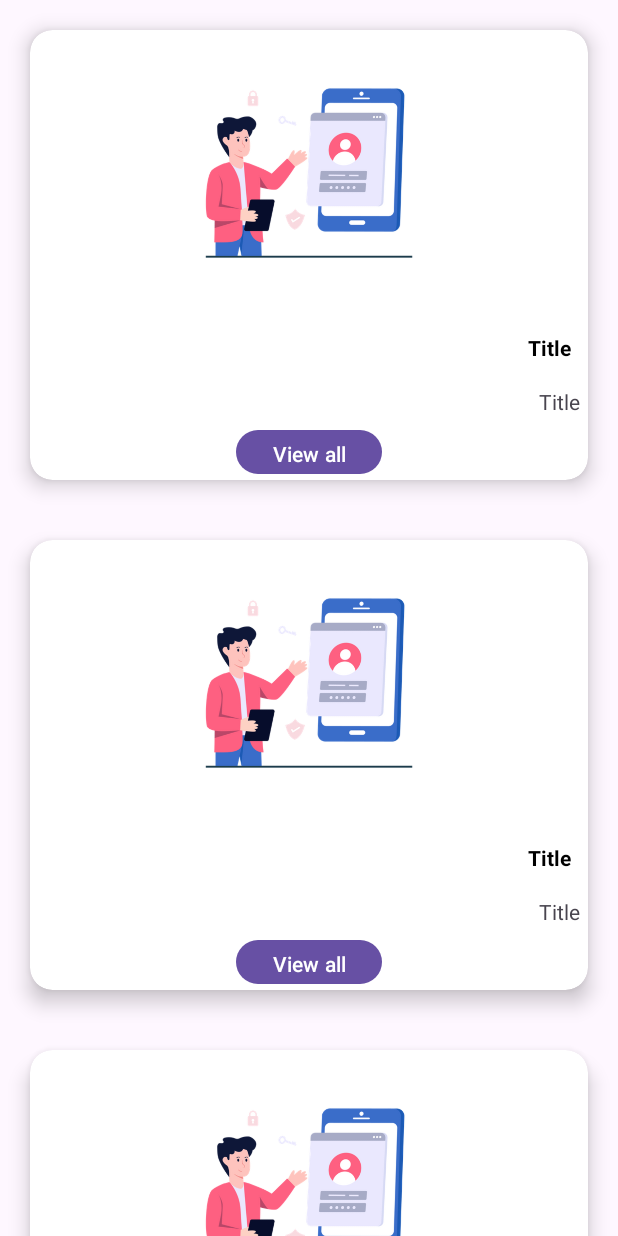
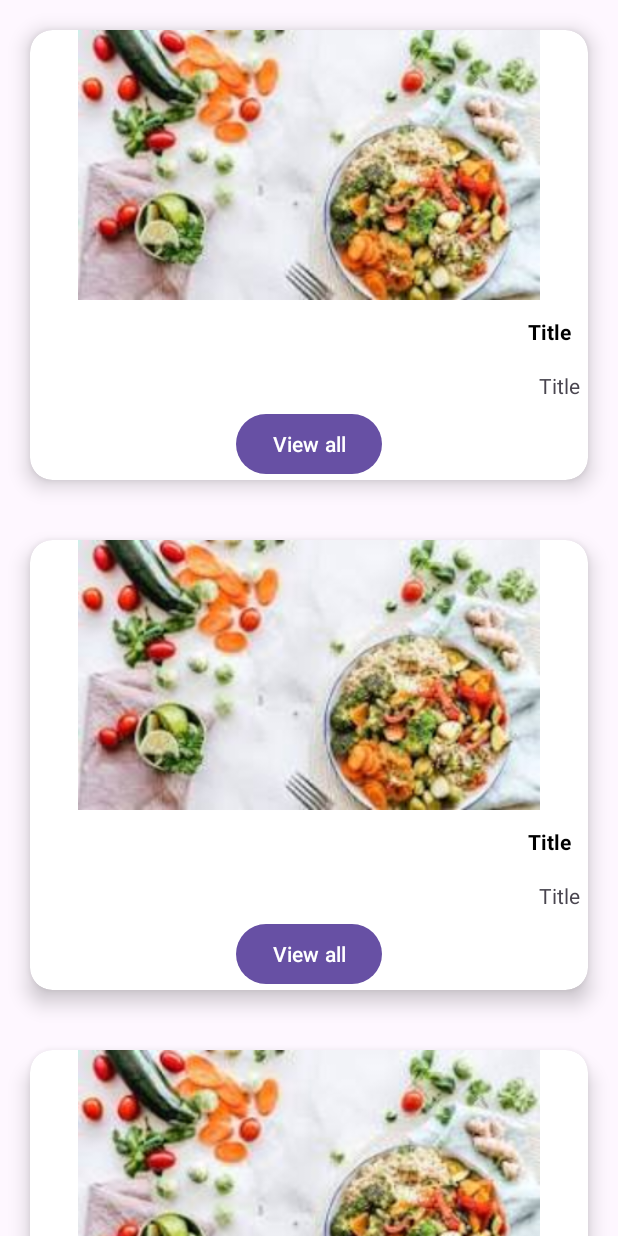
Before and after one commit to Aryan8758/project_meal, an Android app: the HomePageActivity screen opened directly, with no data from a screen before it, on a phone screen of 412 x 824 dp. Run offline under Robolectric (Android 15) with nearby library versions, the phone set to English and light mode, and no system bars.

Commit message:
imgchange commit

```diff
--- a/app/build.gradle.kts
+++ b/app/build.gradle.kts
@@ -1,6 +1,7 @@
 plugins {
     id("com.android.application")
     id("org.jetbrains.kotlin.android")
+
 }
 
 android {
@@ -46,6 +47,7 @@ dependencies {
     implementation("androidx.constraintlayout:constraintlayout:2.1.4")
     implementation("androidx.navigation:navigation-fragment-ktx:2.7.6")
     implementation("androidx.navigation:navigation-ui-ktx:2.7.6")
+    implementation("androidx.legacy:legacy-support-v4:1.0.0")
     testImplementation("junit:junit:4.13.2")
     androidTestImplementation("androidx.test.ext:junit:1.1.5")
     androidTestImplementation("androidx.test.espresso:espresso-core:3.5.1")
--- a/app/src/main/java/com/example/meal_apk/HomePageActivity.kt
+++ b/app/src/main/java/com/example/meal_apk/HomePageActivity.kt
@@ -1,12 +1,16 @@
 package com.example.meal_apk
 
+import android.os.Bundle
 import androidx.appcompat.app.AppCompatActivity
-import android.os.Bundle
 import com.example.myapplication.R
 
 class HomePageActivity : AppCompatActivity() {
+
     override fun onCreate(savedInstanceState: Bundle?) {
         super.onCreate(savedInstanceState)
         setContentView(R.layout.home_page)
+
+
+
     }
 }
--- a/app/src/main/java/com/example/meal_apk/MainActivity.kt
+++ b/app/src/main/java/com/example/meal_apk/MainActivity.kt
@@ -1,10 +1,10 @@
 package com.example.meal_apk
 
 import android.content.Intent
-import androidx.appcompat.app.AppCompatActivity
 import android.os.Bundle
 import android.os.Handler
 import android.os.Looper
+import androidx.appcompat.app.AppCompatActivity
 import com.example.myapplication.R
 
 class MainActivity : AppCompatActivity() {
--- a/app/src/main/java/com/example/meal_apk/sign_in_page.kt
+++ b/app/src/main/java/com/example/meal_apk/sign_in_page.kt
@@ -1,16 +1,13 @@
 package com.example.meal_apk
 
 import android.content.Intent
-import androidx.appcompat.app.AppCompatActivity
 import android.os.Bundle
-import android.view.View
 import android.widget.TextView
 import android.widget.Toast
+import androidx.appcompat.app.AppCompatActivity
 import com.example.myapplication.R
-import com.example.myapplication.databinding.ActivityMainBinding
 
 class sign_in_page : AppCompatActivity() {
-    private lateinit var binding: ActivityMainBinding
     override fun onCreate(savedInstanceState: Bundle?) {
         super.onCreate(savedInstanceState)
         setContentView(R.layout.activity_sign_in_page)
--- a/app/src/main/res/layout/home_page.xml
+++ b/app/src/main/res/layout/home_page.xml
@@ -29,9 +29,8 @@
 
                <ImageView
                    android:layout_width="match_parent"
-                    android:layout_height="160dp"
-                    android:layout_margin="15dp"
-                    android:src="@drawable/signup" />
+                   android:layout_height="180dp"
+                   android:src="@drawable/f1"/>
 
                 <TextView
                     android:layout_width="wrap_content"
@@ -41,19 +40,22 @@
                     android:textStyle="bold"
                     android:textColor="@color/black"
                     android:layout_margin="5dp"
-                    android:text="Title" />
+                    android:text="Title"
+                    tools:ignore="HardcodedText,RtlHardcoded" />
 
                 <TextView
                     android:layout_width="wrap_content"
                     android:layout_height="wrap_content"
                     android:layout_gravity="right"
                     android:layout_margin="5dp"
-                    android:text="Title" />
+                    android:text="Title"
+                    tools:ignore="HardcodedText,RtlHardcoded" />
                 <Button
                     android:layout_width="wrap_content"
                     android:layout_height="wrap_content"
                     android:text="View all"
-                    android:layout_gravity="center"/>
+                    android:layout_gravity="center"
+                    tools:ignore="HardcodedText" />
 
             </LinearLayout>
         </androidx.cardview.widget.CardView>
@@ -71,9 +73,8 @@
 
                   <ImageView
                       android:layout_width="match_parent"
-                  android:layout_height="160dp"
-                  android:layout_margin="15dp"
-                  android:src="@drawable/signup" />
+                      android:layout_height="180dp"
+                      android:src="@drawable/f1"/>
 
                   <TextView
                       android:layout_width="wrap_content"
@@ -83,19 +84,22 @@
                       android:textStyle="bold"
                       android:textColor="@color/black"
                       android:layout_margin="5dp"
-                  android:text="Title" />
+                      android:text="Title"
+                      tools:ignore="HardcodedText,RtlHardcoded" />
 
                   <TextView
                       android:layout_width="wrap_content"
                       android:layout_height="wrap_content"
                       android:layout_gravity="right"
                       android:layout_margin="5dp"
-                  android:text="Title" />
+                      android:text="Title"
+                      tools:ignore="HardcodedText,RtlHardcoded" />
                   <Button
                       android:layout_width="wrap_content"
                       android:layout_height="wrap_content"
                       android:text="View all"
-                  android:layout_gravity="center"/>
+                      android:layout_gravity="center"
+                      tools:ignore="HardcodedText" />
 
               </LinearLayout>
           </androidx.cardview.widget.CardView>
@@ -113,9 +117,8 @@
 
                   <ImageView
                       android:layout_width="match_parent"
-                  android:layout_height="160dp"
-                  android:layout_margin="15dp"
-                  android:src="@drawable/signup" />
+                      android:layout_height="180dp"
+                      android:src="@drawable/f1"/>
 
                   <TextView
                       android:layout_width="wrap_content"
@@ -125,22 +128,27 @@
                       android:textStyle="bold"
                       android:textColor="@color/black"
                       android:layout_margin="5dp"
-                  android:text="Title" />
+                      android:text="Title"
+                      tools:ignore="HardcodedText,RtlHardcoded" />
 
                   <TextView
                       android:layout_width="wrap_content"
                       android:layout_height="wrap_content"
                       android:layout_gravity="right"
                       android:layout_margin="5dp"
-                  android:text="Title" />
+                      android:text="Title"
+                      tools:ignore="HardcodedText,RtlHardcoded" />
                   <Button
                       android:layout_width="wrap_content"
                       android:layout_height="wrap_content"
                       android:text="View all"
-                  android:layout_gravity="center"/>
+                      android:layout_gravity="center"
+                      tools:ignore="HardcodedText" />
 
               </LinearLayout>
           </androidx.cardview.widget.CardView>
+
+
       </LinearLayout>
   </androidx.core.widget.NestedScrollView>
 
--- a/settings.gradle.kts
+++ b/settings.gradle.kts
@@ -3,6 +3,7 @@ pluginManagement {
         google()
         mavenCentral()
         gradlePluginPortal()
+
     }
 }
 dependencyResolutionManagement {
@@ -10,6 +11,7 @@ dependencyResolutionManagement {
     repositories {
         google()
         mavenCentral()
+
     }
 }
 
```
Also changed, not shown: app/src/main/AndroidManifest.xml (+0 -8 lines), app/src/main/res/layout/activity_sign_up_page.xml (+8 -6 lines), app/src/main/res/drawable/f1.jpeg (added), app/src/main/res/drawable/f2.jpeg (added), app/src/main/res/drawable/f3.jpeg (added). Lines whose indentation alone changed are shown as unchanged.
